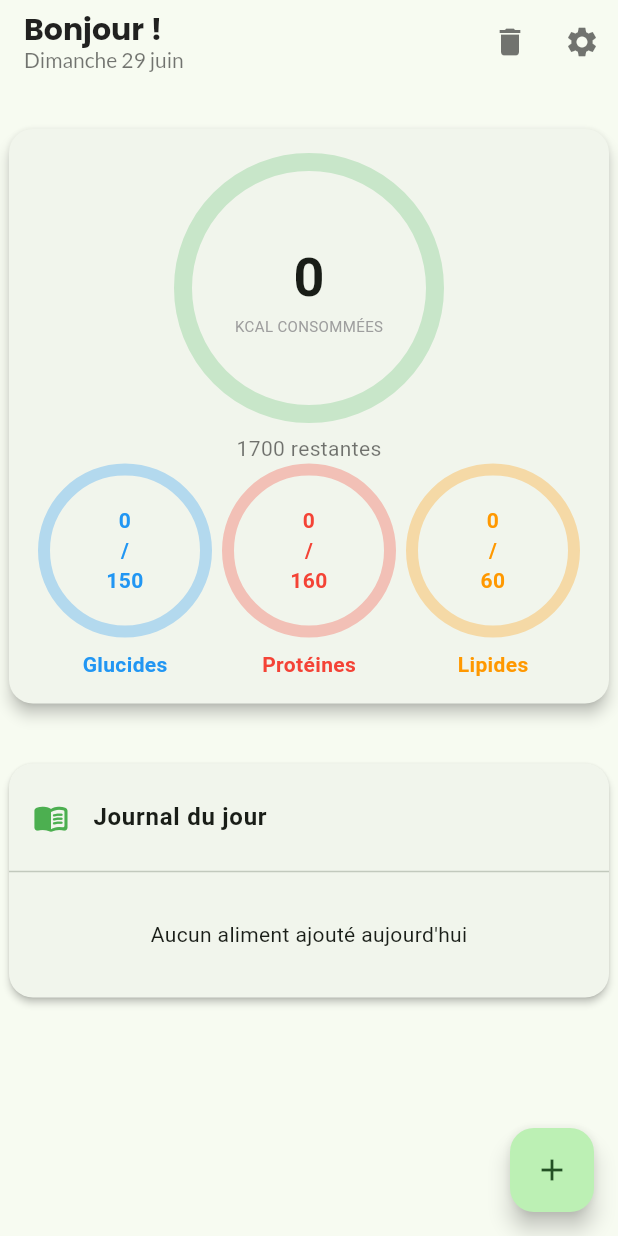
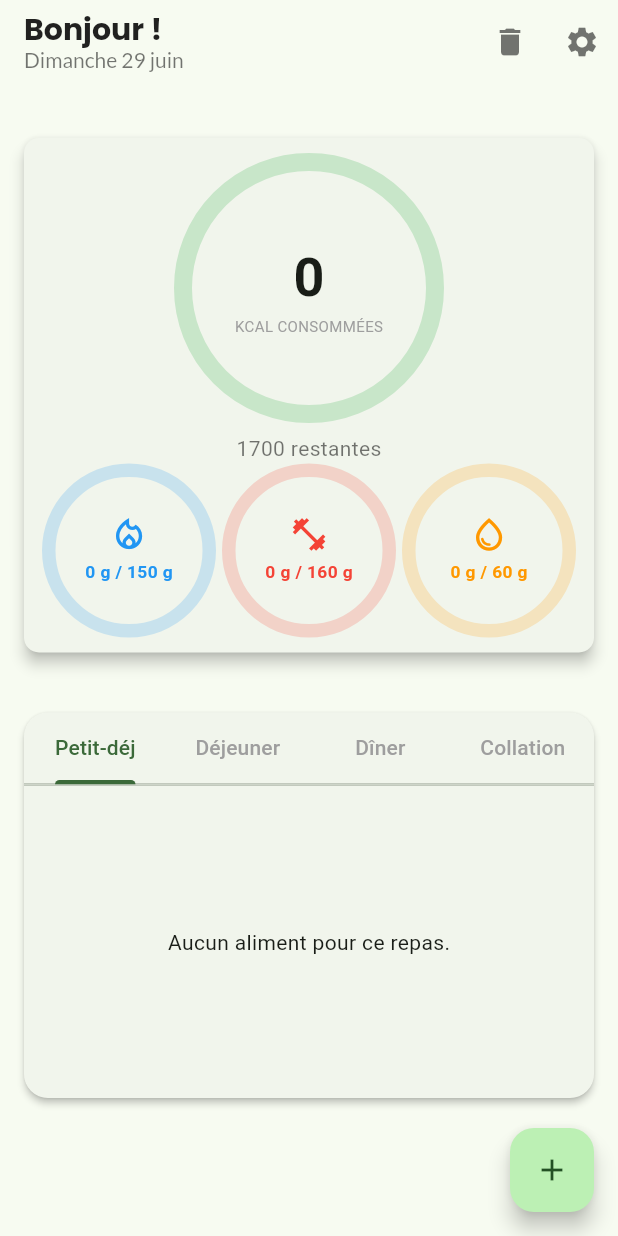
Before and after one commit to MarceauD/food-tracking-app, a Flutter app: the screen it shows after launch, on a phone screen of 412 x 824 dp. Run offline on Flutter 3.47's test engine with Material 3 defaults, Android fonts, the phone set to English and light mode, and no system bars; drawn by our look-alikes of percent_indicator; our stand-ins replace google_fonts, shared_preferences, sqflite; missing offline and left inert: mobile_scanner, openfoodfacts; accounts and stored records are empty.

Commit message:
Modification graphique, ajout de liaison avec un repas de la journée et affichage dans le menu

```diff
--- a/lib/models/food_item.dart
+++ b/lib/models/food_item.dart
@@ -1,3 +1,5 @@
+enum MealType { breakfast, lunch, dinner, snack }
+
 class FoodItem {
   final int? id;
   final String? name;
@@ -6,6 +8,7 @@ class FoodItem {
   final double carbsPer100g;
   final double fatPer100g;
   double? quantity;
+  final MealType? mealType;
   final DateTime? date;
 
   FoodItem({
@@ -15,7 +18,8 @@ class FoodItem {
     required this.proteinPer100g,
     required this.carbsPer100g,
     required this.fatPer100g,
-     this.quantity,
+    this.quantity,
+    this.mealType,
     this.date,
   });
 
@@ -29,6 +33,7 @@ class FoodItem {
     return {
       'id': id,
       'name': name,
+      'mealType': mealType?.name,
       'caloriesPer100g': caloriesPer100g,
       'proteinPer100g': proteinPer100g,
       'carbsPer100g': carbsPer100g,
@@ -48,6 +53,9 @@ class FoodItem {
       carbsPer100g: map['carbsPer100g'],
       fatPer100g: map['fatPer100g'],
       quantity: map['quantity'],
+      mealType: map['mealType'] != null
+          ? MealType.values.byName(map['mealType'])
+          : null,
       // On parse la date stockée en String
       date: map['date'] != null ? DateTime.parse(map['date']) : null,
     );
@@ -61,6 +69,7 @@ class FoodItem {
     double? carbsPer100g,
     double? fatPer100g,
     double? quantity,
+    MealType? mealType,
     DateTime? date,
 
     bool forceIdToNull = false,
@@ -73,6 +82,7 @@ class FoodItem {
       carbsPer100g: carbsPer100g ?? this.carbsPer100g,
       fatPer100g: fatPer100g ?? this.fatPer100g,
       quantity: quantity ?? this.quantity,
+      mealType: mealType ?? this.mealType,
       date: date ?? this.date,
     );
   }
--- a/lib/screens/home_screen.dart
+++ b/lib/screens/home_screen.dart
@@ -15,9 +15,11 @@ class HomeScreen extends StatefulWidget  {
   State<HomeScreen> createState() => _HomeScreenState();
 }
 
-class _HomeScreenState extends State<HomeScreen> with WidgetsBindingObserver {
+class _HomeScreenState extends State<HomeScreen> with WidgetsBindingObserver, TickerProviderStateMixin {
   List<FoodItem> foodItems = [];
   List<FoodItem> _favoriteFoods = [];
+
+  late TabController _tabController;
 
   // Valeurs max en dur
   double goalCalories = 1700;
@@ -25,12 +27,27 @@ class _HomeScreenState extends State<HomeScreen> with WidgetsBindingObserver {
   double goalCarbs = 150;
   double goalFat = 60;
 
+  // Totaux calculés
+  double get totalCalories =>
+      foodItems.fold(0, (sum, item) => sum + item.totalCalories);
+  double get totalProtein =>
+      foodItems.fold(0, (sum, item) => sum + item.totalProtein);
+  double get totalCarbs =>
+      foodItems.fold(0, (sum, item) => sum + item.totalCarbs);
+  double get totalFat =>
+      foodItems.fold(0, (sum, item) => sum + item.totalFat);
+
+  // Fonction de formatage des nombres pour affichage
+  String formatDouble(double value) => value.toStringAsFixed(0);
+
   @override
   void initState() {
     super.initState();
-    _refreshData();
+    _tabController = TabController(length: 4, vsync: this);
+
     WidgetsBinding.instance.addObserver(this);
     _checkDateAndResetIfNeeded();
+    _refreshData();
   }
 
   @override
@@ -84,6 +101,7 @@ class _HomeScreenState extends State<HomeScreen> with WidgetsBindingObserver {
   @override
   void dispose() {
     // Très important de se désabonner pour éviter les fuites de mémoire
+    _tabController.dispose();
     WidgetsBinding.instance.removeObserver(this);
     super.dispose();
   }
@@ -117,21 +135,6 @@ class _HomeScreenState extends State<HomeScreen> with WidgetsBindingObserver {
       goalFat = prefs.getDouble('goalFat') ?? 60;
     });
   }
-
-  // Totaux calculés
-  double get totalCalories =>
-      foodItems.fold(0, (sum, item) => sum + item.totalCalories);
-  double get totalProtein =>
-      foodItems.fold(0, (sum, item) => sum + item.totalProtein);
-  double get totalCarbs =>
-      foodItems.fold(0, (sum, item) => sum + item.totalCarbs);
-  double get totalFat =>
-      foodItems.fold(0, (sum, item) => sum + item.totalFat);
-
-
-
-  // Fonction de formatage des nombres pour affichage
-  String formatDouble(double value) => value.toStringAsFixed(0);
 
   Future<void> _showDeleteFavoriteDialog(FoodItem favorite) async {
     // L'ID ne peut pas être null ici car il vient de la BDD
@@ -169,7 +172,7 @@ class _HomeScreenState extends State<HomeScreen> with WidgetsBindingObserver {
     );
   }
 
-  Future<void> _showQuantityDialog(FoodItem favorite) async {
+  Future<void> _showQuantityDialog(FoodItem favorite, MealType meal) async {
     final quantityController = TextEditingController();
     final formKey = GlobalKey<FormState>();
 
@@ -219,6 +222,7 @@ class _HomeScreenState extends State<HomeScreen> with WidgetsBindingObserver {
                   final itemToLog = favorite.copyWith(
                     quantity: newQuantity,
                     date: DateTime.now(),
+                    mealType: meal,
                     forceIdToNull: true,
                   );
 
@@ -232,6 +236,54 @@ class _HomeScreenState extends State<HomeScreen> with WidgetsBindingObserver {
                   }
                 }
               },
+            ),
+          ],
+        );
+      },
+    );
+  }
+
+   Future<void> _showAddFavoriteToMealDialog(FoodItem favorite) async {
+  // Fonction interne pour gérer la logique après la sélection d'un repas
+    addFavoriteAndRefresh(MealType meal) async {
+      // 1. On ferme le menu
+      Navigator.of(context).pop();
+
+      // 2. On affiche la popup pour demander la quantité
+      await _showQuantityDialog(favorite, meal);
+
+      // 3. On rafraîchit les données (au cas où, bien que _showQuantityDialog le fasse déjà)
+      _refreshData();
+    }
+
+    return showModalBottomSheet<void>(
+    context: context,
+    builder: (BuildContext context) {
+      return Wrap(
+        children: <Widget>[
+          const ListTile(
+            title: Text('Ajouter ce favori à...', style: TextStyle(fontWeight: FontWeight.bold)),
+          ),
+          const Divider(),
+          ListTile(
+            leading: const Icon(Icons.wb_sunny_outlined),
+            title: const Text('Petit-déjeuner'),
+            onTap: () => addFavoriteAndRefresh(MealType.breakfast),
+          ),
+          ListTile(
+            leading: const Icon(Icons.lunch_dining_outlined),
+            title: const Text('Déjeuner'),
+            onTap: () => addFavoriteAndRefresh(MealType.lunch),
+          ),
+          ListTile(
+            leading: const Icon(Icons.dinner_dining_outlined),
+            title: const Text('Dîner'),
+            onTap: () => addFavoriteAndRefresh(MealType.dinner),
+          ),
+          ListTile(
+            leading: const Icon(Icons.fastfood_outlined),
+            title: const Text('Collation'),
+            onTap: () => addFavoriteAndRefresh(MealType.snack),
           ),
         ],
       );
@@ -293,6 +345,92 @@ class _HomeScreenState extends State<HomeScreen> with WidgetsBindingObserver {
     );
   }
 
+  void _showMealSelection() {
+    // Le menu va lancer l'écran d'ajout avec le bon repas en paramètre
+    navigateToAddFoodScreen(MealType meal) {
+      Navigator.pop(context); // On ferme le menu
+      Navigator.push(
+        context,
+        MaterialPageRoute(
+          builder: (context) => AddFoodScreen(mealType: meal),
+        ),
+      ).then((_) => _refreshData()); // On rafraîchit quand on revient
+    }
+
+      showModalBottomSheet(
+      context: context,
+      builder: (context) {
+        return Wrap(
+          children: [
+            ListTile(
+              leading: const Icon(Icons.wb_sunny_outlined),
+              title: const Text('Petit-déjeuner'),
+              onTap: () => navigateToAddFoodScreen(MealType.breakfast),
+            ),
+            ListTile(
+              leading: const Icon(Icons.lunch_dining_outlined),
+              title: const Text('Déjeuner'),
+              onTap: () => navigateToAddFoodScreen(MealType.lunch),
+            ),
+            ListTile(
+              leading: const Icon(Icons.dinner_dining_outlined),
+              title: const Text('Dîner'),
+              onTap: () => navigateToAddFoodScreen(MealType.dinner),
+            ),
+            ListTile(
+              leading: const Icon(Icons.fastfood_outlined),
+              title: const Text('Collation'),
+              onTap: () => navigateToAddFoodScreen(MealType.snack),
+            ),
+          ],
+        );
+      },
+      );
+    }
+
+
+  Map<MealType, List<FoodItem>> _groupFoodItemsByMeal(List<FoodItem> items) {
+    // On initialise une map avec une liste vide pour chaque repas
+    final Map<MealType, List<FoodItem>> groupedItems = {
+      MealType.breakfast: [],
+      MealType.lunch: [],
+      MealType.dinner: [],
+      MealType.snack: [],
+    };
+
+    // On parcourt la liste et on place chaque aliment dans la bonne catégorie
+    for (final item in items) {
+      if (item.mealType != null) {
+        groupedItems[item.mealType]!.add(item);
+      }
+    }
+    return groupedItems;
+  }
+
+  // lib/screens/home_screen.dart > _HomeScreenState
+
+  // NOUVELLE MÉTHODE pour construire la liste d'aliments d'un repas
+  Widget _buildMealList(List<FoodItem> mealItems) {
+    if (mealItems.isEmpty) {
+      return const Center(
+        child: Text('Aucun aliment pour ce repas.'),
+      );
+    }
+    return ListView.builder(
+      padding: EdgeInsets.zero, // Enlève le padding par défaut du ListView
+      itemCount: mealItems.length,
+      itemBuilder: (context, index) {
+        final item = mealItems[index];
+        // On retourne le même ListTile que vous aviez avant
+        return ListTile(
+          title: Text(item.name ?? 'Aliment sans nom'),
+          subtitle: Text('${item.quantity}g'),
+          trailing: Text('${item.totalCalories.toStringAsFixed(0)} kcal'),
+        );
+      },
+    );
+  }
+
   @override
   Widget build(BuildContext context) {
 
@@ -302,6 +440,8 @@ class _HomeScreenState extends State<HomeScreen> with WidgetsBindingObserver {
 
     final gaugeRadiusMacro = (availableWidth / 3) / 2; // Calcul dynamique du rayon
     final gaugeRadiusCalories = 90.0;
+
+    final groupedFoodItems = _groupFoodItemsByMeal(foodItems);
 
     return Scaffold(
       appBar: PreferredSize(
@@ -346,15 +486,15 @@ class _HomeScreenState extends State<HomeScreen> with WidgetsBindingObserver {
     ),
     ),
     body: Padding(
-          padding: const EdgeInsets.all(2),
+      padding: const EdgeInsets.symmetric(horizontal: 12.0, vertical: 8.0),
       child:
-          ListView(
+      Column(
         children: [
           Card(
             elevation:4.0,
-                shape: RoundedRectangleBorder(borderRadius: BorderRadius.circular(16.0)),
+            shape: RoundedRectangleBorder(borderRadius: BorderRadius.circular(10.0)),
             child: Padding(
-                  padding: const EdgeInsets.all(16.0),
+              padding: const EdgeInsets.all(10.0),
               child: Column(
                 children: [
                   // La colonne que vous aviez déjà pour les jauges
@@ -394,18 +534,21 @@ class _HomeScreenState extends State<HomeScreen> with WidgetsBindingObserver {
             children: [
               _buildMacroIndicator(
                   radius: gaugeRadiusMacro,
+                  iconData: Icons.local_fire_department_outlined,
                   label: 'Glucides',
                   value: totalCarbs,
                   max: goalCarbs,
                   color: Colors.blue),
               _buildMacroIndicator(
                   radius: gaugeRadiusMacro,
+                  iconData: Icons.fitness_center_outlined,
                   label: 'Protéines',
                   value: totalProtein,
                   max: goalProtein,
                   color: Colors.red),
               _buildMacroIndicator(
                   radius: gaugeRadiusMacro,
+                  iconData: Icons.water_drop_outlined,
                   label: 'Lipides',
                   value: totalFat,
                   max: goalFat,
@@ -443,7 +586,7 @@ class _HomeScreenState extends State<HomeScreen> with WidgetsBindingObserver {
                       },
                       child: ElevatedButton(
                         // L'appui court (onPressed) garde son comportement normal
-                          onPressed: () => _showQuantityDialog(food),
+                        onPressed: () => _showAddFavoriteToMealDialog(food),
                         style: ElevatedButton.styleFrom(
                           backgroundColor: Colors.grey[200],
                           foregroundColor: Colors.black,
@@ -461,45 +604,39 @@ class _HomeScreenState extends State<HomeScreen> with WidgetsBindingObserver {
 
           const SizedBox(height: 16),
 
-              Card(
+          Expanded(
+            child: Card(
               elevation: 2.0,
                 shape: RoundedRectangleBorder(borderRadius: BorderRadius.circular(16.0)),
-                child: Padding(
-                  padding: const EdgeInsets.symmetric(vertical: 8.0),
+                clipBehavior: Clip.antiAlias, // Important pour que les coins arrondis coupent bien le contenu
                 child: Column(
                   children: [
-                      const ListTile( // Un titre pour la section
-                        leading: Icon(Icons.menu_book_rounded, color: Colors.green),
-                        title: Text('Journal du jour', style: TextStyle(fontSize: 16, fontWeight: FontWeight.bold)),
-                      ),
-                const Divider(),
-                      foodItems.isEmpty
-                          ? const Padding(
-                              padding: EdgeInsets.all(24.0),
-                              child: Text('Aucun aliment ajouté aujourd\'hui'),
-                            )
-                          : ListView.builder(
-                              // Important pour que le ListView dans un autre ListView fonctionne
-                              shrinkWrap: true,
-                              physics: const NeverScrollableScrollPhysics(),
-                              itemCount: foodItems.length,
-                              itemBuilder: (context, index) {
-                                final item = foodItems[index];
-                                return ListTile(
-                                  title: Text(item.name ?? 'Aliment sans nom'),
-                            subtitle: Text(
-                                '${item.quantity}g — ${item.totalCalories.toStringAsFixed(0)} kcal'),
-                            trailing: Column(
-                              crossAxisAlignment: CrossAxisAlignment.end,
-                              mainAxisAlignment: MainAxisAlignment.center,
-                              children: [
-                                Text('${item.totalProtein.toStringAsFixed(1)} g P'),
-                                Text('${item.totalCarbs.toStringAsFixed(1)} g G'),
-                                Text('${item.totalFat.toStringAsFixed(1)} g L'),
+                    // 1. LA BARRE D'ONGLETS
+                    TabBar(
+                      controller: _tabController,
+                      labelColor: Theme.of(context).colorScheme.primary,
+                      unselectedLabelColor: Colors.grey,
+                      tabs: const [
+                        Tab(text: 'Petit-déj'),
+                        Tab(text: 'Déjeuner'),
+                        Tab(text: 'Dîner'),
+                        Tab(text: 'Collation'),
                       ],
                     ),
-                          );
-                        },
+                    const Divider(height: 1),
+
+                    // 2. LA VUE AVEC LE CONTENU SWIPABLE
+                    Expanded(
+                      child: TabBarView(
+                        controller: _tabController,
+                        children: [
+                          // On génère une vue pour chaque type de repas
+                          _buildMealList(groupedFoodItems[MealType.breakfast]!),
+                          _buildMealList(groupedFoodItems[MealType.lunch]!),
+                          _buildMealList(groupedFoodItems[MealType.dinner]!),
+                          _buildMealList(groupedFoodItems[MealType.snack]!),
+                        ],
+                      ),
                     ),
                   ],
                 ),
@@ -511,19 +648,7 @@ class _HomeScreenState extends State<HomeScreen> with WidgetsBindingObserver {
     ),
   ),
   floatingActionButton: FloatingActionButton(
-        onPressed: () async {
-          final shouldRefresh = await Navigator.push<bool>(
-            context,
-            MaterialPageRoute(
-              builder: (context) => const AddFoodScreen(),
-            ),
-          );
-
-          // Si on a reçu 'true', c'est qu'un ajout a été fait
-          if (shouldRefresh == true && mounted) {
-            _refreshData(); // On recharge toutes les données
-          }
-        },
+    onPressed: _showMealSelection, // <-- On appelle le menu
     child: const Icon(Icons.add),
     ),
     );
@@ -531,30 +656,36 @@ class _HomeScreenState extends State<HomeScreen> with WidgetsBindingObserver {
 
 Widget _buildMacroIndicator({
   required double radius,
+  required IconData iconData,
   required String label,
   required double value,
   required double max,
   required Color color,
 }) {
-    double percent = (value / max).clamp(0, 1);
+  return CircularPercentIndicator(
+    radius: radius,
+    lineWidth: 9.0, // On peut se permettre une ligne un peu plus épaisse
+    percent: (value / max).clamp(0, 1),
+    backgroundColor: color.withAlpha(50), // Fond plus subtil
+    progressColor: color,
+    circularStrokeCap: CircularStrokeCap.round,
+    center: Column(
+      mainAxisAlignment: MainAxisAlignment.center,
+      children: [
+        Icon(iconData, color: color, size: radius * 0.45), // Taille proportionnelle au rayon
 
-    return Column(
-      children: [
-        CircularPercentIndicator(
-          radius : radius,
-          lineWidth: 8,
-          percent: percent,
-          center: Text('${value.toStringAsFixed(0)}\n/\n${max.toStringAsFixed(0)}',
-              textAlign: TextAlign.center,
-              style:
-                  TextStyle(fontWeight: FontWeight.bold, color: color, fontSize: 14)),
-          progressColor: color,
-          backgroundColor: color.withAlpha((0.3 * 255).toInt()),
-          circularStrokeCap: CircularStrokeCap.round,
+        const SizedBox(height: 4),
+
+        Text(
+          value.toStringAsFixed(0) + ' g / ' + max.toStringAsFixed(0) + ' g',
+          style: TextStyle(
+            color: color,
+            fontSize: radius * 0.2, // Taille proportionnelle
+            fontWeight: FontWeight.bold,
            ),
-        const SizedBox(height: 8),
-        Text(label, style: TextStyle(color: color, fontWeight: FontWeight.bold)),
+          ),
         ],
+      ),
     );
   }
 }
```
Also changed, not shown: lib/helpers/database_helper.dart (+16 -5 lines), lib/main.dart (+8 -0 lines), lib/screens/add_food_screen.dart (+15 -9 lines). Lines whose indentation alone changed are shown as unchanged.
